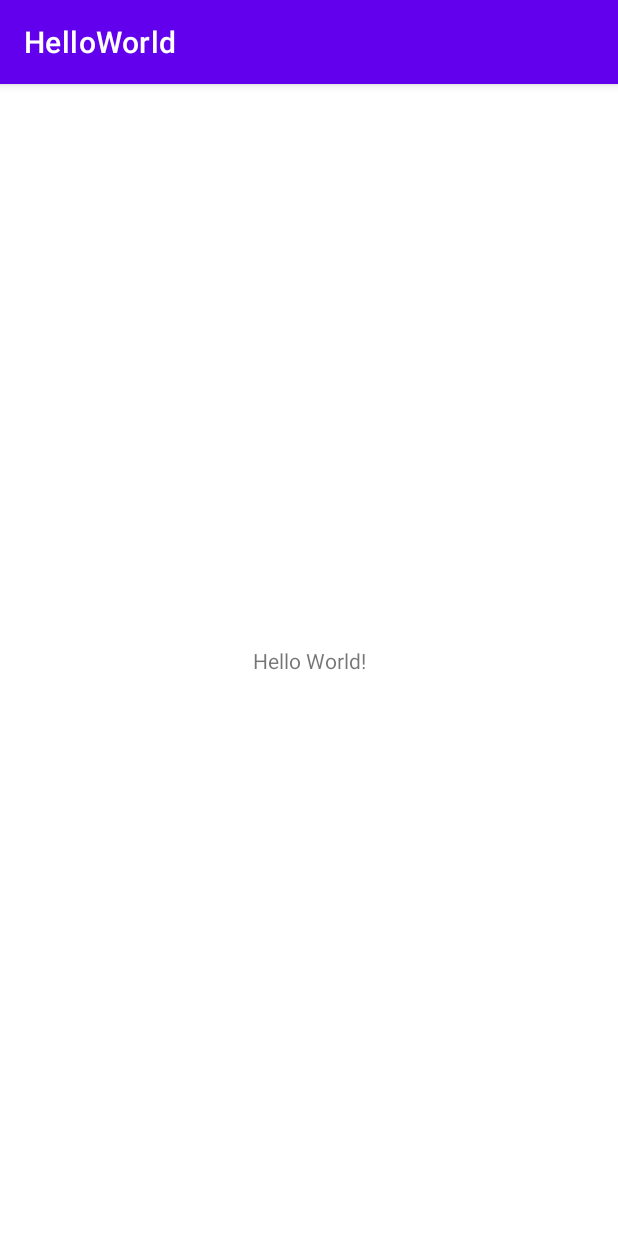
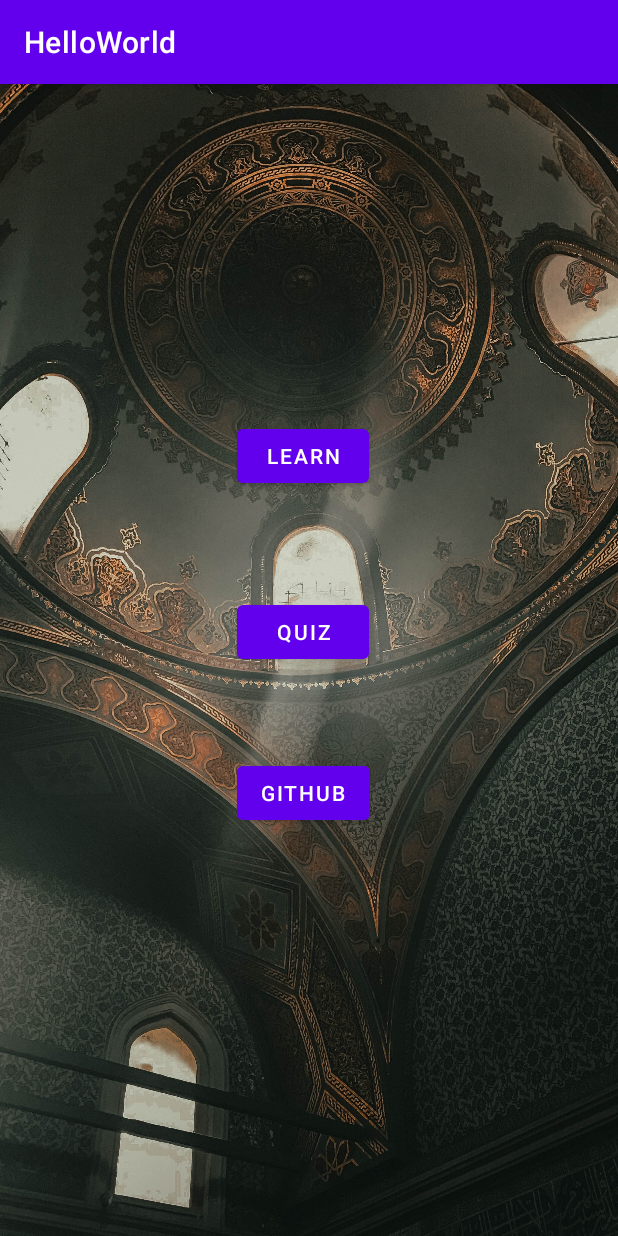
Before and after one commit to Osama-Sultan189/Mobile-Computing, an Android app: the screen it shows after launch (MainActivity), on a phone screen of 412 x 824 dp. Run offline under Robolectric (Android 15) with nearby library versions, the phone set to English and light mode, and no system bars.

Commit message:
Dua App Main Activity Added

```diff
--- a/app/src/main/AndroidManifest.xml
+++ b/app/src/main/AndroidManifest.xml
@@ -14,6 +14,12 @@
         android:theme="@style/Theme.HelloWorld"
         tools:targetApi="31">
         <activity
+            android:name=".quizActivity"
+            android:exported="false" />
+        <activity
+            android:name=".learnActivity"
+            android:exported="false" />
+        <activity
             android:name=".MainActivity"
             android:exported="true">
             <intent-filter>
--- a/app/src/main/java/com/example/helloworld/MainActivity.java
+++ b/app/src/main/java/com/example/helloworld/MainActivity.java
@@ -2,13 +2,41 @@ package com.example.helloworld;
 
 import androidx.appcompat.app.AppCompatActivity;
 
+import android.content.Intent;
+import android.net.Uri;
 import android.os.Bundle;
+import android.view.View;
+import android.widget.Button;
 
 public class MainActivity extends AppCompatActivity {
-
+    Button learn,quiz,git;
     @Override
     protected void onCreate(Bundle savedInstanceState) {
         super.onCreate(savedInstanceState);
         setContentView(R.layout.activity_main);
+        learn=findViewById(R.id.learn);
+        quiz=findViewById(R.id.quiz);
+        git=findViewById(R.id.git);
+        learn.setOnClickListener(new View.OnClickListener() {
+            @Override
+            public void onClick(View v) {
+                Intent intent=new Intent(MainActivity.this,learnActivity.class);
+                startActivity(intent);
+            }
+        });
+        quiz.setOnClickListener(new View.OnClickListener() {
+            @Override
+            public void onClick(View v) {
+                Intent intent=new Intent(MainActivity.this,quizActivity.class);
+                startActivity(intent);
+            }
+        });
+        git.setOnClickListener(new View.OnClickListener() {
+            @Override
+            public void onClick(View v) {
+                Uri gitPage=Uri.parse("https://github.com/Osama-Sultan189/Mobile-Computing");
+                Intent intent=new Intent(Intent.ACTION_VIEW,gitPage);
+            }
+        });
     }
 }
--- a/app/src/main/res/layout/activity_main.xml
+++ b/app/src/main/res/layout/activity_main.xml
@@ -6,13 +6,43 @@
     android:layout_height="match_parent"
     tools:context=".MainActivity">
 
-    <TextView
+    <Button
+        android:id="@+id/learn"
         android:layout_width="wrap_content"
         android:layout_height="wrap_content"
-        android:text="Hello World!"
+        android:layout_marginStart="158dp"
+        android:layout_marginTop="224dp"
+        android:text="LEARN"
+        app:layout_constraintStart_toStartOf="parent"
+        app:layout_constraintTop_toTopOf="parent" />
+
+    <Button
+        android:id="@+id/quiz"
+        android:layout_width="wrap_content"
+        android:layout_height="wrap_content"
+        android:layout_marginStart="158dp"
+        android:layout_marginTop="69dp"
+        android:text="QUIZ"
+        app:layout_constraintStart_toStartOf="parent"
+        app:layout_constraintTop_toBottomOf="@+id/learn" />
+
+    <Button
+        android:id="@+id/git"
+        android:layout_width="wrap_content"
+        android:layout_height="wrap_content"
+        android:layout_marginStart="158dp"
+        android:layout_marginTop="59dp"
+        android:text="GITHUB"
+        app:layout_constraintStart_toStartOf="parent"
+        app:layout_constraintTop_toBottomOf="@+id/quiz" />
+
+    <ImageView
+        android:id="@+id/imageView"
+        android:layout_width="608dp"
+        android:layout_height="879dp"
         app:layout_constraintBottom_toBottomOf="parent"
         app:layout_constraintEnd_toEndOf="parent"
         app:layout_constraintStart_toStartOf="parent"
-        app:layout_constraintTop_toTopOf="parent" />
-
+        app:layout_constraintTop_toTopOf="parent"
+        app:srcCompat="@drawable/background" />
 </androidx.constraintlayout.widget.ConstraintLayout>
```
Also changed, not shown: app/src/main/java/com/example/helloworld/learnActivity.java (added, +14 -0 lines), app/src/main/java/com/example/helloworld/quizActivity.java (added, +14 -0 lines), app/src/main/res/layout/activity_learn.xml (added, +9 -0 lines), app/src/main/res/layout/activity_quiz.xml (added, +9 -0 lines), app/src/main/res/drawable-v24/background.jpeg (added).
